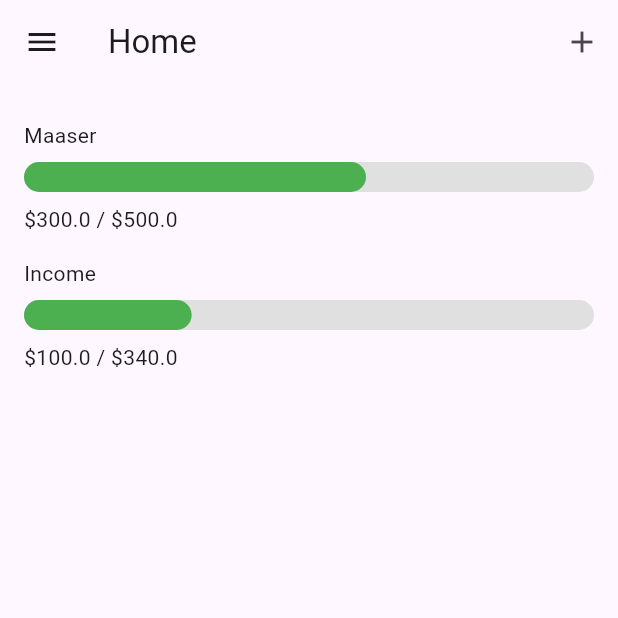
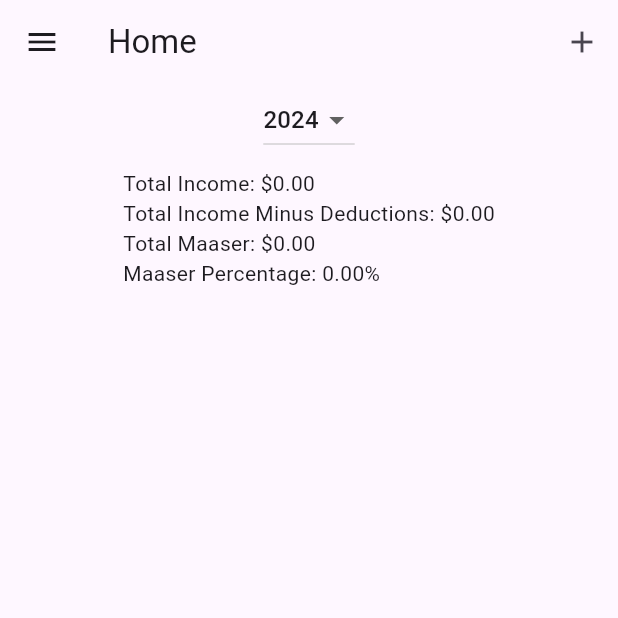
Before and after one commit to FinityS/MaaserTracker, a Flutter app: the screen it shows once a user with an empty profile is signed in, on a phone screen of 412 x 824 dp, the top half of it. Run offline on Flutter 3.47's test engine with Material 3 defaults, Android fonts, the phone set to English and light mode, and no system bars; our stand-ins replace cloud_firestore, firebase_auth, firebase_core; missing offline and left inert: firebase_ui_auth, kosher_dart; accounts and stored records are empty; network calls fail.

Commit message:
latest version

```diff
--- a/lib/expenses.dart
+++ b/lib/expenses.dart
@@ -1,4 +1,5 @@
 import 'package:flutter/material.dart';
+import 'package:intl/intl.dart';
 import 'package:maaserTracker/providers/cash_flow_provider.dart';
 import 'package:maaserTracker/widgets/bar_chart_item.dart';
 import 'package:maaserTracker/widgets/maaser_drawer.dart';
@@ -6,18 +7,45 @@ import 'package:provider/provider.dart';
 
 import 'models/transaction_type.dart';
 
-class Expenses extends StatelessWidget {
+class Expenses extends StatefulWidget {
   const Expenses({super.key});
 
   @override
+  _ExpensesState createState() => _ExpensesState();
+}
+
+class _ExpensesState extends State<Expenses> {
+  String? _selectedYear;
+
+  @override
+  void initState() {
+    super.initState();
+    _selectedYear = DateFormat.y().format(DateTime.now());
+  }
+
+  @override
   Widget build(BuildContext context) {
+    return Consumer<CashFlowProvider>(
+      builder: (context, cashFlowProvider, child) {
+        final totalIncome = cashFlowProvider.getTotalIncomeForYear(_selectedYear!);
+        final totalDeductions = cashFlowProvider.getTotalDeductionsForYear(_selectedYear!);
+        final totalIncomeMinusDeductions = cashFlowProvider.getTotalIncomeMinusDeductionsForYear(_selectedYear!);
+        final totalMaaser = cashFlowProvider.getTotalMaaserForYear(_selectedYear!);
+        final maaserPercentage = cashFlowProvider.getMaaserPercentageForYear(_selectedYear!);
+
+
+        final filteredExpenses = cashFlowProvider.getFilteredCashFlows(
+          transactionType: TransactionType.income,
+          year: _selectedYear,
+        );
+
         return Scaffold(
           appBar: AppBar(
             title: const Text('Home'),
             actions: [
               IconButton(
-            onPressed: () => Provider.of<CashFlowProvider>(context, listen: false)
-                .openAddCashFlowOverlay(context, TransactionType.income),
+                onPressed: () => cashFlowProvider.openAddCashFlowOverlay(
+                    context, TransactionType.income),
                 icon: const Icon(Icons.add),
               ),
             ],
@@ -25,16 +53,49 @@ class Expenses extends StatelessWidget {
           drawer: const MaaserDrawer(
             selectedIndex: 0,
           ),
-      body: Padding(
-        padding: const EdgeInsets.all(16.0),
+          body: Column(
+            children: [
+              DropdownButton<String>(
+                value: _selectedYear,
+                items: List.generate(10, (index) {
+                  final year = (DateTime.now().year - index).toString();
+                  return DropdownMenuItem(
+                    value: year,
+                    child: Text(year),
+                  );
+                }),
+                onChanged: (value) {
+                  setState(() {
+                    _selectedYear = value;
+                  });
+                },
+              ),
+              Padding(
+                padding: const EdgeInsets.all(8.0),
                 child: Column(
                   crossAxisAlignment: CrossAxisAlignment.start,
                   children: [
-            BarChartItem(label: "Maaser", value: 300, maxValue: 500),
-            BarChartItem(label: "Income", value: 100, maxValue: 340),
+                    Text('Total Income: \$${totalIncome.toStringAsFixed(2)}'),
+                    Text('Total Income Minus Deductions: \$${totalIncomeMinusDeductions.toStringAsFixed(2)}'),
+                    Text('Total Maaser: \$${totalMaaser.toStringAsFixed(2)}'),
+                    Text('Maaser Percentage: ${maaserPercentage.toStringAsFixed(2)}%'),
                   ],
                 ),
               ),
+              Expanded(
+                child: ListView.builder(
+                  itemCount: filteredExpenses.length,
+                  itemBuilder: (context, index) => BarChartItem(
+                    label: filteredExpenses[index].title,
+                    value: filteredExpenses[index].amount,
+                    maxValue: 500, // Example max value
+                  ),
+                ),
+              ),
+            ],
+          ),
+        );
+      },
     );
   }
 }
--- a/lib/main.dart
+++ b/lib/main.dart
@@ -29,11 +29,11 @@ Future<void> main() async {
                 routes: {
                   '/expenses': (context) => const UserAuth(),
                   '/income': (context) =>
-                      ExpensesList(transactionType: TransactionType.income),
+                      const ExpensesList(transactionType: TransactionType.income),
                   '/maaser': (context) =>
-                      ExpensesList(transactionType: TransactionType.maaser),
+                      const ExpensesList(transactionType: TransactionType.maaser),
                   '/deduction': (context) =>
-                      ExpensesList(transactionType: TransactionType.deductions),
+                      const ExpensesList(transactionType: TransactionType.deductions),
                 },
                 theme: ThemeData(useMaterial3: true),
                 home: const UserAuth(),
--- a/lib/models/transaction_type.dart
+++ b/lib/models/transaction_type.dart
@@ -1,5 +1,19 @@
 enum TransactionType {
   income,
   maaser,
-  deductions
+  deductions;
+
+  @override
+  String toString() {
+    switch (this) {
+      case TransactionType.income:
+        return 'Income';
+      case TransactionType.maaser:
+        return 'Maaser';
+      case TransactionType.deductions:
+        return 'Deductions';
+      default:
+        return super.toString();
+    }
+  }
 }
--- a/lib/providers/cash_flow_provider.dart
+++ b/lib/providers/cash_flow_provider.dart
@@ -5,6 +5,7 @@ import 'package:maaserTracker/models/cash_flow.dart';
 import 'package:maaserTracker/models/transaction_type.dart';
 import 'package:kosher_dart/kosher_dart.dart';
 import 'package:maaserTracker/widgets/new_cash_flow.dart';
+import 'package:intl/intl.dart';
 
 class CashFlowProvider extends ChangeNotifier {
   final List<CashFlow> _cashFlows = [];
@@ -36,6 +37,20 @@ class CashFlowProvider extends ChangeNotifier {
       });
     }
   }
+
+  List<CashFlow> getFilteredCashFlows({
+    TransactionType? transactionType,
+    String? month,
+    String? year,
+  }) {
+    return _cashFlows.where((cashFlow) {
+      final matchesTransactionType = transactionType == null || cashFlow.transactionType == transactionType;
+      final matchesMonth = month == null || DateFormat.MMMM().format(cashFlow.date) == month;
+      final matchesYear = year == null || DateFormat.y().format(cashFlow.date) == year;
+      return matchesTransactionType && matchesMonth && matchesYear;
+    }).toList();
+  }
+
 
   void addCashFlow(CashFlow expense) {
     _cashFlows.add(expense);
@@ -80,4 +95,33 @@ class CashFlowProvider extends ChangeNotifier {
           cashFlow: cashFlow,
         ));
   }
+
+  double getTotalIncomeForYear(String year) {
+    return _cashFlows
+        .where((cashFlow) => cashFlow.transactionType == TransactionType.income && DateFormat.y().format(cashFlow.date) == year)
+        .fold(0.0, (sum, cashFlow) => sum + cashFlow.amount);
+  }
+
+  double getTotalDeductionsForYear(String year) {
+    return _cashFlows
+        .where((cashFlow) => cashFlow.transactionType == TransactionType.deductions && DateFormat.y().format(cashFlow.date) == year)
+        .fold(0.0, (sum, cashFlow) => sum + cashFlow.amount);
+  }
+
+  double getTotalMaaserForYear(String year) {
+    return _cashFlows
+        .where((cashFlow) => cashFlow.transactionType == TransactionType.maaser && DateFormat.y().format(cashFlow.date) == year)
+        .fold(0.0, (sum, cashFlow) => sum + cashFlow.amount);
+  }
+
+  double getTotalIncomeMinusDeductionsForYear(String year) {
+    return getTotalIncomeForYear(year) - getTotalDeductionsForYear(year);
+  }
+
+  double getMaaserPercentageForYear(String year) {
+    final totalIncomeMinusDeductions = getTotalIncomeMinusDeductionsForYear(year);
+    if (totalIncomeMinusDeductions == 0) return 0;
+    return (getTotalMaaserForYear(year) / totalIncomeMinusDeductions) * 100;
+  }
+
 }
--- a/pubspec.yaml
+++ b/pubspec.yaml
@@ -44,6 +44,7 @@ dependencies:
   cloud_firestore: ^4.17.5
   provider: ^6.1.2
 
+  intl: any
 dependency_overrides:
   intl: ^0.19.0
 
```
Also changed, not shown: lib/widgets/expenses_list.dart (+71 -17 lines), lib/widgets/month_item.dart (+8 -8 lines), lib/widgets/new_cash_flow.dart (+36 -2 lines). Lines whose indentation alone changed are shown as unchanged.
